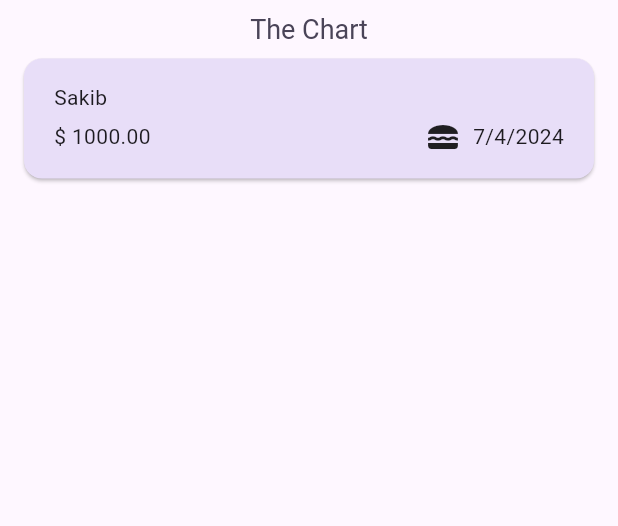
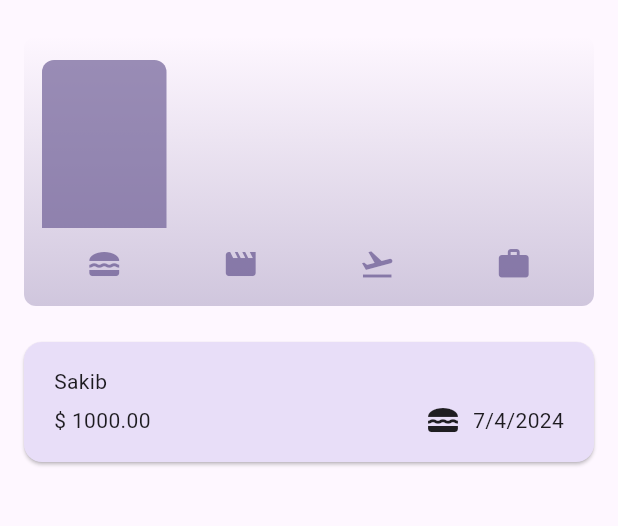
Before and after one commit to sakibahmedshanto/flutter_expense_tracker, a Flutter app: the screen it shows after launch, on a phone screen of 412 x 824 dp, the part 84-610 px from its top. Run offline on Flutter 3.47's test engine with Material 3 defaults, Android fonts, the phone set to English and light mode, and no system bars.

Commit message:
added the chart of the expenses

```diff
--- /dev/null
+++ b/lib/chart/chart.dart
@@ -0,0 +1,96 @@
+import 'package:flutter/material.dart';
+
+import '../model/expense.dart';
+import 'chart_bar.dart';
+
+
+class Chart extends StatelessWidget {
+  const Chart({super.key, required this.expenses});
+
+  final List<Expense> expenses;
+
+  List<ExpenseBucket> get buckets {
+    return [
+      ExpenseBucket.forCategory(expenses, Category.food),
+      ExpenseBucket.forCategory(expenses, Category.leisure),
+      ExpenseBucket.forCategory(expenses, Category.travel),
+      ExpenseBucket.forCategory(expenses, Category.work),
+    ];
+  }
+
+  double get maxTotalExpense {
+    double maxTotalExpense = 0;
+
+    for (final bucket in buckets) {
+      if (bucket.total > maxTotalExpense) {
+        maxTotalExpense = bucket.total;
+      }
+    }
+
+    return maxTotalExpense;
+  }
+
+  @override
+  Widget build(BuildContext context) {
+    final isDarkMode =
+        MediaQuery.of(context).platformBrightness == Brightness.dark;
+    return Container(
+      margin: const EdgeInsets.all(16),
+      padding: const EdgeInsets.symmetric(
+        vertical: 16,
+        horizontal: 8,
+      ),
+      width: double.infinity,
+      height: 180,
+      decoration: BoxDecoration(
+        borderRadius: BorderRadius.circular(8),
+        gradient: LinearGradient(
+          colors: [
+            Theme.of(context).colorScheme.primary.withOpacity(0.3),
+            Theme.of(context).colorScheme.primary.withOpacity(0.0)
+          ],
+          begin: Alignment.bottomCenter,
+          end: Alignment.topCenter,
+        ),
+      ),
+      child: Column(
+        children: [
+          Expanded(
+            child: Row(
+              crossAxisAlignment: CrossAxisAlignment.end,
+              children: [
+                for (final bucket in buckets) // alternative to map()
+                  ChartBar(
+                    fill: bucket.total == 0
+                        ? 0
+                        : bucket.total/ maxTotalExpense,
+                  )
+              ],
+            ),
+          ),
+          const SizedBox(height: 12),
+          Row(
+            children: buckets
+                .map(
+                  (bucket) => Expanded(
+                    child: Padding(
+                      padding: const EdgeInsets.symmetric(horizontal: 4),
+                      child: Icon(
+                        categoryIcons[bucket.category],
+                        color: isDarkMode
+                            ? Theme.of(context).colorScheme.secondary
+                            : Theme.of(context)
+                                .colorScheme
+                                .primary
+                                .withOpacity(0.7),
+                      ),
+                    ),
+                  ),
+                )
+                .toList(),
+          )
+        ],
+      ),
+    );
+  }
+}
--- /dev/null
+++ b/lib/chart/chart_bar.dart
@@ -0,0 +1,34 @@
+import 'package:flutter/material.dart';
+
+class ChartBar extends StatelessWidget {
+  const ChartBar({
+    super.key,
+    required this.fill,
+  });
+
+  final double fill;
+
+  @override
+  Widget build(BuildContext context) {
+    final isDarkMode =
+        MediaQuery.of(context).platformBrightness == Brightness.dark;
+    return Expanded(
+      child: Padding(
+        padding: const EdgeInsets.symmetric(horizontal: 4),
+        child: FractionallySizedBox(
+          heightFactor: fill,
+          child: DecoratedBox(
+            decoration: BoxDecoration(
+              shape: BoxShape.rectangle,
+              borderRadius:
+                  const BorderRadius.vertical(top: Radius.circular(8)),
+              color: isDarkMode
+                  ? Theme.of(context).colorScheme.secondary
+                  : Theme.of(context).colorScheme.primary.withOpacity(0.65),
+            ),
+          ),
+        ),
+      ),
+    );
+  }
+}
--- a/lib/main.dart
+++ b/lib/main.dart
@@ -9,13 +9,13 @@
     ),
     theme: ThemeData().copyWith(
           colorScheme: kColorScheme,
-          appBarTheme: AppBarTheme().copyWith(
+          appBarTheme: const AppBarTheme().copyWith(
             backgroundColor: kColorScheme.onPrimaryContainer,
             foregroundColor: kColorScheme.primaryContainer,
             ),
-            cardTheme: CardTheme().copyWith(
+            cardTheme:const CardTheme().copyWith(
               color: kColorScheme.secondaryContainer,
-              margin: EdgeInsets.symmetric(vertical: 8,horizontal: 16),
+              margin:const EdgeInsets.symmetric(vertical: 8,horizontal: 16),
             ),
             elevatedButtonTheme: ElevatedButtonThemeData(
               style: ElevatedButton.styleFrom(
--- a/lib/model/expense.dart
+++ b/lib/model/expense.dart
@@ -30,3 +30,21 @@
       return formatter.format(date);
   }
 }
+
+
+
+class ExpenseBucket {
+  const ExpenseBucket({required this.category, required this.expenses});
+  ExpenseBucket.forCategory(List<Expense> allExpenses,this.category):
+  expenses=allExpenses.where((expense)=>(expense.category==category)).toList();
+  final Category category;
+  final List<Expense> expenses;
+
+  double get total {
+    double sum = 0;
+    for (final expense in expenses) {
+      sum = sum + expense.amount;
+    }
+    return sum;
+  }
+}
--- a/lib/widgets/expenses.dart
+++ b/lib/widgets/expenses.dart
@@ -3,6 +3,7 @@
 import 'package:flutter_expense_tracker/widgets/expenseslist/expenses_list.dart';
 import 'package:flutter_expense_tracker/widgets/new_expense.dart';
 import '../model/expense.dart';
+import '../chart/chart.dart';
 class Expenses extends StatefulWidget {
   const Expenses({super.key});
 
@@ -77,7 +78,8 @@
           const SizedBox(
             height: 8,
           ),
-          Text("The Chart",style: Theme.of(context).textTheme.titleLarge,),
+
+          Chart(expenses: _registeredExpenses),
           Expanded(child: Expenses_list(expenses: _registeredExpenses,remove_expense: removeExpense,),
           )
 
```
